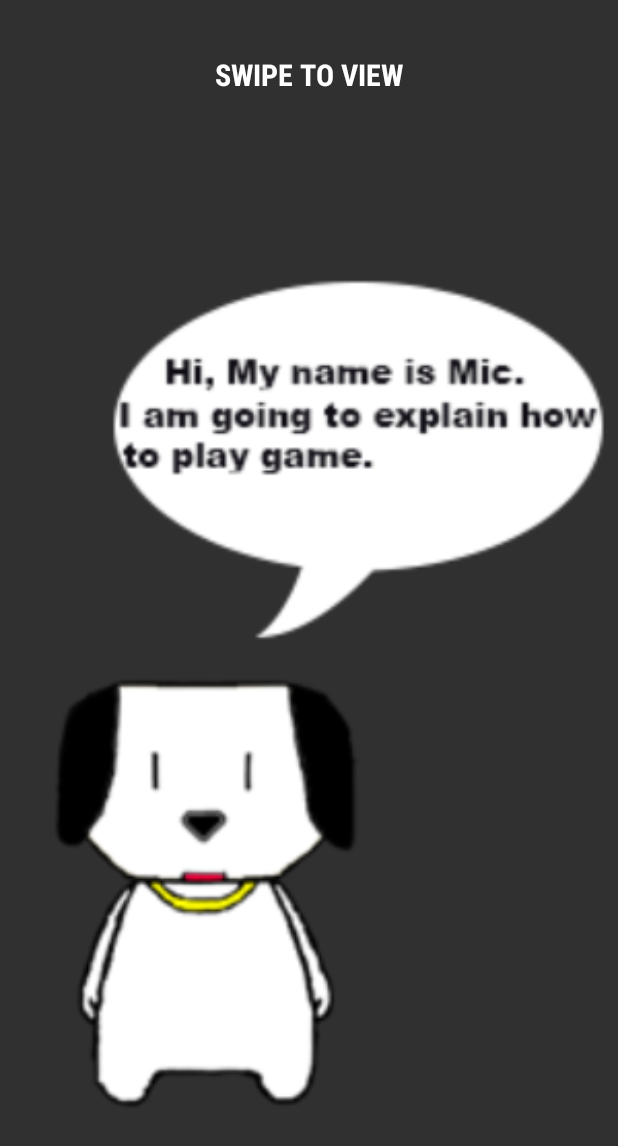
After one commit to HaramLee/Mimic-Android, an Android app: the TutorialActivity screen opened directly, with no data from a screen before it, on a phone screen of 412 x 824 dp. The commit adds this screen. Shown: the top 1146 px of the screen. Run offline under Robolectric (Android 15) with nearby library versions, the phone set to English and light mode, and no system bars.

Commit message:
added tutorial page.

```diff
--- /dev/null
+++ b/Mimic/app/src/main/java/com/example/haram/mimic/CustomSwipeAdapter.java
@@ -0,0 +1,50 @@
+package com.example.haram.mimic;
+
+import android.content.Context;
+import android.support.v4.view.PagerAdapter;
+import android.view.LayoutInflater;
+import android.view.View;
+import android.view.ViewGroup;
+import android.widget.ImageView;
+import android.widget.LinearLayout;
+import android.widget.RelativeLayout;
+
+/**
+ * Created by Haram on 2017-01-14.
+ */
+
+public class CustomSwipeAdapter  extends PagerAdapter{
+
+    private int[] image_set = {R.drawable.tutorial1,R.drawable.tutorial2,R.drawable.tutorial3,R.drawable.tutorial4,R.drawable.tutorial5};
+    private Context context;
+    private LayoutInflater layoutInflater;
+
+    public CustomSwipeAdapter(Context context){
+        this.context = context;
+    }
+
+    @Override
+    public int getCount() {
+        return image_set.length;
+    }
+
+    @Override
+    public boolean isViewFromObject(View view, Object object) {
+        return (view == (LinearLayout)object);
+    }
+
+    @Override
+    public Object instantiateItem(ViewGroup container, int position) {
+        layoutInflater = (LayoutInflater) context.getSystemService(Context.LAYOUT_INFLATER_SERVICE);
+        View item_view = layoutInflater.inflate(R.layout.swipe_layout, container,false);
+        ImageView imageView = (ImageView) item_view.findViewById(R.id.image_view);
+        imageView.setImageResource(image_set[position]);
+        container.addView(item_view);
+        return item_view;
+    }
+
+    @Override
+    public void destroyItem(ViewGroup container, int position, Object object) {
+        container.removeView((LinearLayout) object);
+    }
+}
--- a/Mimic/app/src/main/java/com/example/haram/mimic/GameActivity.java
+++ b/Mimic/app/src/main/java/com/example/haram/mimic/GameActivity.java
@@ -487,8 +487,7 @@ public class GameActivity extends AppCompatActivity {
 
     public void scoreCounter(){
 
-        currentScore += 1000;
-        currentScore *= comboCounter;
+        currentScore += 1000 * comboCounter;
 
         if(comboCounter > 1)
             combo.start();
--- a/Mimic/app/src/main/java/com/example/haram/mimic/MainActivity.java
+++ b/Mimic/app/src/main/java/com/example/haram/mimic/MainActivity.java
@@ -116,6 +116,11 @@ public class MainActivity extends AppCompatActivity {
         startActivity(intent);
     }
 
+    public void tutorialGame(View view){
+        Intent intent = new Intent(MainActivity.this, TutorialActivity.class);
+        intro.stop();
+        startActivity(intent);
+    }
 
     private Bitmap getBitmapFromAssets(MainActivity mainActivity,
                                        String filepath) {
--- /dev/null
+++ b/Mimic/app/src/main/java/com/example/haram/mimic/TutorialActivity.java
@@ -0,0 +1,27 @@
+package com.example.haram.mimic;
+
+
+import android.os.Bundle;
+import android.support.v4.view.ViewPager;
+import android.support.v7.app.AppCompatActivity;
+
+
+/**
+ * Created by Haram on 2017-01-14.
+ */
+
+public class TutorialActivity extends AppCompatActivity {
+
+    ViewPager viewPager;
+    CustomSwipeAdapter adapter;
+
+    @Override
+    protected void onCreate(Bundle savedInstanceState) {
+        super.onCreate(savedInstanceState);
+        setContentView(R.layout.tutorial_main);
+
+        viewPager = (ViewPager) findViewById(R.id.view_pager);
+        adapter = new CustomSwipeAdapter(this);
+        viewPager.setAdapter(adapter);
+    }
+}
--- /dev/null
+++ b/Mimic/app/src/main/res/layout/swipe_layout.xml
@@ -0,0 +1,13 @@
+<?xml version="1.0" encoding="utf-8"?>
+<LinearLayout xmlns:android="http://schemas.android.com/apk/res/android"
+    android:orientation="vertical" android:layout_width="match_parent"
+    android:layout_height="match_parent">
+
+    <ImageView
+        android:layout_width="match_parent"
+        android:layout_height="match_parent"
+        android:id="@+id/image_view"/>
+
+
+
+</LinearLayout>
--- /dev/null
+++ b/Mimic/app/src/main/res/layout/tutorial_main.xml
@@ -0,0 +1,30 @@
+<?xml version="1.0" encoding="utf-8"?>
+<LinearLayout xmlns:android="http://schemas.android.com/apk/res/android"
+    android:orientation="vertical" android:layout_width="match_parent"
+    android:layout_height="match_parent">
+
+    <RelativeLayout
+        android:layout_width="match_parent"
+        android:layout_height="150px">
+
+        <TextView
+            android:text="SWIPE TO VIEW"
+            android:textSize="20sp"
+            android:fontFamily="sans-serif-condensed"
+            android:textStyle="bold"
+            android:textColor="@android:color/background_light"
+            android:layout_width="wrap_content"
+            android:layout_height="wrap_content"
+            android:layout_centerVertical="true"
+            android:layout_centerHorizontal="true"
+            android:id="@+id/textView" />
+    </RelativeLayout>
+
+    <android.support.v4.view.ViewPager
+        android:id="@+id/view_pager"
+        android:layout_height="match_parent"
+        android:layout_width="match_parent">
+
+    </android.support.v4.view.ViewPager>
+
+</LinearLayout>
```
Also changed, not shown: Mimic/app/src/main/AndroidManifest.xml (+12 -3 lines), Mimic/app/src/main/res/layout/activity_main.xml (+21 -19 lines), Mimic/app/src/main/res/layout/endpage_main.xml (+24 -45 lines), Mimic/app/src/main/res/drawable/tutorial1.png (added), Mimic/app/src/main/res/drawable/tutorial2.png (added), Mimic/app/src/main/res/drawable/tutorial3.png (added), Mimic/app/src/main/res/drawable/tutorial4.png (added), Mimic/app/src/main/res/drawable/tutorial5.png (added).
